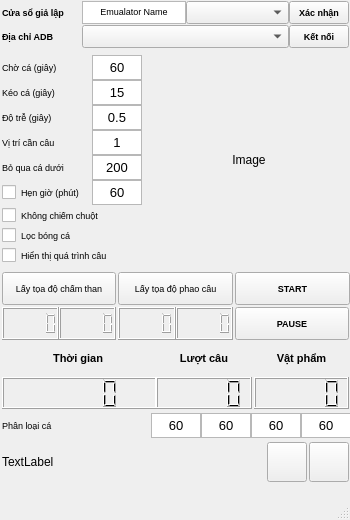
Before: the Qt Designer form qt_designer/UiMainWindow.ui in hung-hust-97/NTH-Auto-Game, drawn with Qt 5.
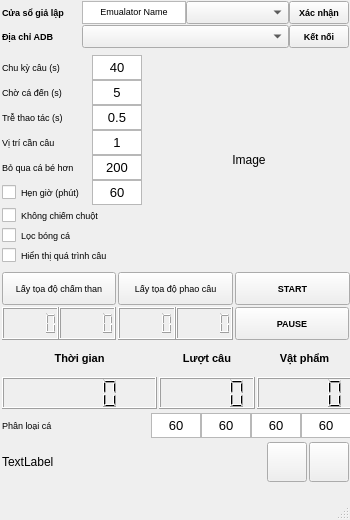
After: the same form once the commit is applied.

What changed in the file:
```diff
--- a/qt_designer/UiMainWindow.ui
+++ b/qt_designer/UiMainWindow.ui
@@ -161,7 +161,7 @@
      <rect>
       <x>0</x>
       <y>340</y>
-      <width>351</width>
+      <width>354</width>
       <height>71</height>
      </rect>
     </property>
@@ -446,12 +446,12 @@
               </font>
              </property>
              <property name="text">
-              <string>Chờ cá (giây)</string>
+              <string>Chu kỳ câu (s)</string>
              </property>
             </widget>
            </item>
            <item row="0" column="1">
-            <widget class="QTextEdit" name="txtWaitingFishTime">
+            <widget class="QTextEdit" name="txtWaitingMarkTime">
              <property name="sizePolicy">
               <sizepolicy hsizetype="Preferred" vsizetype="Preferred">
                <horstretch>0</horstretch>
@@ -486,7 +486,7 @@
 &lt;html&gt;&lt;head&gt;&lt;meta name=&quot;qrichtext&quot; content=&quot;1&quot; /&gt;&lt;style type=&quot;text/css&quot;&gt;
 p, li { white-space: pre-wrap; }
 &lt;/style&gt;&lt;/head&gt;&lt;body style=&quot; font-family:'MS Shell Dlg 2'; font-size:7pt; font-weight:400; font-style:normal;&quot;&gt;
-&lt;p align=&quot;center&quot; style=&quot; margin-top:0px; margin-bottom:0px; margin-left:0px; margin-right:0px; -qt-block-indent:0; text-indent:0px;&quot;&gt;&lt;span style=&quot; font-size:10pt;&quot;&gt;60&lt;/span&gt;&lt;/p&gt;&lt;/body&gt;&lt;/html&gt;</string>
+&lt;p align=&quot;center&quot; style=&quot; margin-top:0px; margin-bottom:0px; margin-left:0px; margin-right:0px; -qt-block-indent:0; text-indent:0px;&quot;&gt;&lt;span style=&quot; font-size:10pt;&quot;&gt;40&lt;/span&gt;&lt;/p&gt;&lt;/body&gt;&lt;/html&gt;</string>
              </property>
             </widget>
            </item>
@@ -512,12 +512,12 @@
               </font>
              </property>
              <property name="text">
-              <string>Kéo cá (giây)</string>
+              <string>Chờ cá đến (s)</string>
              </property>
             </widget>
            </item>
            <item row="1" column="1">
-            <widget class="QTextEdit" name="txtPullingFishTime">
+            <widget class="QTextEdit" name="txtWaitingFishTime">
              <property name="sizePolicy">
               <sizepolicy hsizetype="Preferred" vsizetype="Preferred">
                <horstretch>0</horstretch>
@@ -552,7 +552,7 @@
 &lt;html&gt;&lt;head&gt;&lt;meta name=&quot;qrichtext&quot; content=&quot;1&quot; /&gt;&lt;style type=&quot;text/css&quot;&gt;
 p, li { white-space: pre-wrap; }
 &lt;/style&gt;&lt;/head&gt;&lt;body style=&quot; font-family:'MS Shell Dlg 2'; font-size:7pt; font-weight:400; font-style:normal;&quot;&gt;
-&lt;p align=&quot;center&quot; style=&quot; margin-top:0px; margin-bottom:0px; margin-left:0px; margin-right:0px; -qt-block-indent:0; text-indent:0px;&quot;&gt;&lt;span style=&quot; font-size:10pt;&quot;&gt;15&lt;/span&gt;&lt;/p&gt;&lt;/body&gt;&lt;/html&gt;</string>
+&lt;p align=&quot;center&quot; style=&quot; margin-top:0px; margin-bottom:0px; margin-left:0px; margin-right:0px; -qt-block-indent:0; text-indent:0px;&quot;&gt;&lt;span style=&quot; font-size:10pt;&quot;&gt;5&lt;/span&gt;&lt;/p&gt;&lt;/body&gt;&lt;/html&gt;</string>
              </property>
             </widget>
            </item>
@@ -576,7 +576,7 @@
               </font>
              </property>
              <property name="text">
-              <string>Độ trễ (giây)</string>
+              <string>Trễ thao tác (s)</string>
              </property>
             </widget>
            </item>
@@ -706,7 +706,7 @@
               </font>
              </property>
              <property name="text">
-              <string>Bỏ qua cá dưới</string>
+              <string>Bỏ qua cá bé hơn</string>
              </property>
             </widget>
            </item>
```
